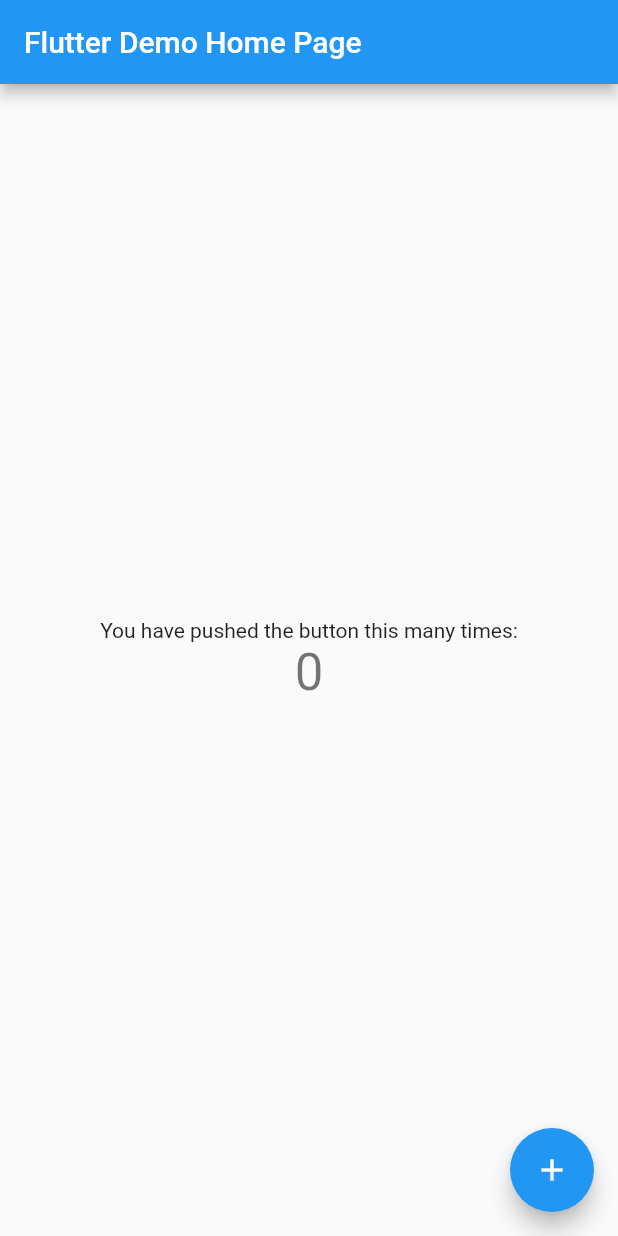
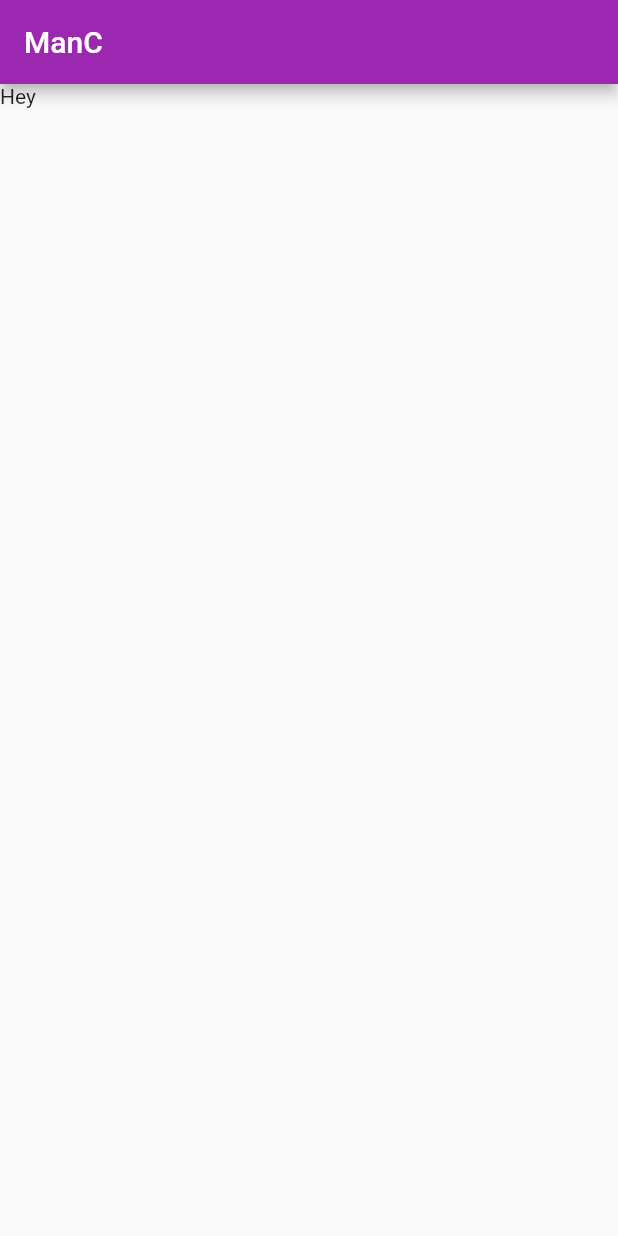
Before and after one commit to mansi-raja5/awesome_app, a Flutter app: the screen it shows after launch, on a phone screen of 412 x 824 dp. Run offline on Flutter 3.47's test engine with Material 2 defaults, Android fonts, the phone set to English and light mode, and no system bars.

Commit message:
ch1 completed

```diff
--- a/lib/main.dart
+++ b/lib/main.dart
@@ -1,113 +1,29 @@
 import 'package:flutter/material.dart';
 
 void main() {
-  runApp(MyApp());
+  // * WidgetApp
+  // * MaterialApp
+  // * CupertinoApp
+  runApp(
+    MaterialApp(
+      home: HomePage(),
+      theme: ThemeData(
+        primarySwatch: Colors.purple,
+      ),
+    ),
+  );
 }
 
-class MyApp extends StatelessWidget {
-  // This widget is the root of your application.
+class HomePage extends StatelessWidget {
   @override
   Widget build(BuildContext context) {
-    return MaterialApp(
-      title: 'Flutter Demo',
-      theme: ThemeData(
-        // This is the theme of your application.
-        //
-        // Try running your application with "flutter run". You'll see the
-        // application has a blue toolbar. Then, without quitting the app, try
-        // changing the primarySwatch below to Colors.green and then invoke
-        // "hot reload" (press "r" in the console where you ran "flutter run",
-        // or simply save your changes to "hot reload" in a Flutter IDE).
-        // Notice that the counter didn't reset back to zero; the application
-        // is not restarted.
-        primarySwatch: Colors.blue,
+    return Scaffold(
+      appBar: AppBar(
+        title: Text("ManC"),
       ),
-      home: MyHomePage(title: 'Flutter Demo Home Page'),
+      body: Container(
+        child: Text("Hey"),
+      ),
     );
   }
 }
-
-class MyHomePage extends StatefulWidget {
-  MyHomePage({Key key, this.title}) : super(key: key);
-
-  // This widget is the home page of your application. It is stateful, meaning
-  // that it has a State object (defined below) that contains fields that affect
-  // how it looks.
-
-  // This class is the configuration for the state. It holds the values (in this
-  // case the title) provided by the parent (in this case the App widget) and
-  // used by the build method of the State. Fields in a Widget subclass are
-  // always marked "final".
-
-  final String title;
-
-  @override
-  _MyHomePageState createState() => _MyHomePageState();
-}
-
-class _MyHomePageState extends State<MyHomePage> {
-  int _counter = 0;
-
-  void _incrementCounter() {
-    setState(() {
-      // This call to setState tells the Flutter framework that something has
-      // changed in this State, which causes it to rerun the build method below
-      // so that the display can reflect the updated values. If we changed
-      // _counter without calling setState(), then the build method would not be
-      // called again, and so nothing would appear to happen.
-      _counter++;
-    });
-  }
-
-  @override
-  Widget build(BuildContext context) {
-    // This method is rerun every time setState is called, for instance as done
-    // by the _incrementCounter method above.
-    //
-    // The Flutter framework has been optimized to make rerunning build methods
-    // fast, so that you can just rebuild anything that needs updating rather
-    // than having to individually change instances of widgets.
-    return Scaffold(
-      appBar: AppBar(
-        // Here we take the value from the MyHomePage object that was created by
-        // the App.build method, and use it to set our appbar title.
-        title: Text(widget.title),
-      ),
-      body: Center(
-        // Center is a layout widget. It takes a single child and positions it
-        // in the middle of the parent.
-        child: Column(
-          // Column is also a layout widget. It takes a list of children and
-          // arranges them vertically. By default, it sizes itself to fit its
-          // children horizontally, and tries to be as tall as its parent.
-          //
-          // Invoke "debug painting" (press "p" in the console, choose the
-          // "Toggle Debug Paint" action from the Flutter Inspector in Android
-          // Studio, or the "Toggle Debug Paint" command in Visual Studio Code)
-          // to see the wireframe for each widget.
-          //
-          // Column has various properties to control how it sizes itself and
-          // how it positions its children. Here we use mainAxisAlignment to
-          // center the children vertically; the main axis here is the vertical
-          // axis because Columns are vertical (the cross axis would be
-          // horizontal).
-          mainAxisAlignment: MainAxisAlignment.center,
-          children: <Widget>[
-            Text(
-              'You have pushed the button this many times:',
-            ),
-            Text(
-              '$_counter',
-              style: Theme.of(context).textTheme.headline4,
-            ),
-          ],
-        ),
-      ),
-      floatingActionButton: FloatingActionButton(
-        onPressed: _incrementCounter,
-        tooltip: 'Increment',
-        child: Icon(Icons.add),
-      ), // This trailing comma makes auto-formatting nicer for build methods.
-    );
-  }
-}
```
